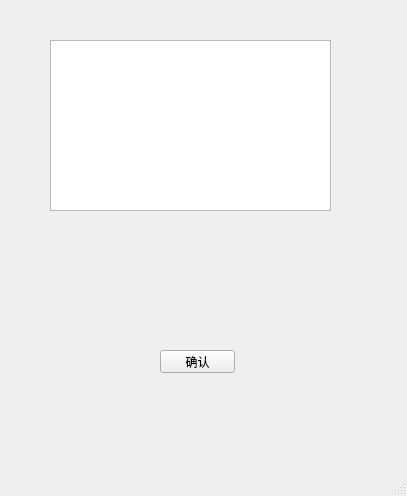
This is mainwindow.ui in Dansheng/FlightSystem as Qt 5 draws it before an edit. The edited form follows.
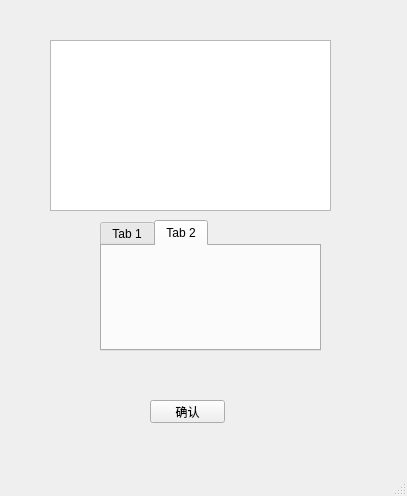
This is the edited form.

```diff
--- a/mainwindow.ui
+++ b/mainwindow.ui
@@ -27,8 +27,8 @@
    <widget class="QPushButton" name="pushButton">
     <property name="geometry">
      <rect>
-      <x>160</x>
-      <y>350</y>
+      <x>150</x>
+      <y>400</y>
       <width>75</width>
       <height>23</height>
      </rect>
@@ -37,6 +37,29 @@
      <string>确认</string>
     </property>
    </widget>
+   <widget class="QTabWidget" name="tabWidget">
+    <property name="geometry">
+     <rect>
+      <x>100</x>
+      <y>220</y>
+      <width>221</width>
+      <height>131</height>
+     </rect>
+    </property>
+    <property name="currentIndex">
+     <number>1</number>
+    </property>
+    <widget class="QWidget" name="tab">
+     <attribute name="title">
+      <string>Tab 1</string>
+     </attribute>
+    </widget>
+    <widget class="QWidget" name="tab_2">
+     <attribute name="title">
+      <string>Tab 2</string>
+     </attribute>
+    </widget>
+   </widget>
   </widget>
   <widget class="QStatusBar" name="statusBar"/>
  </widget>
```
